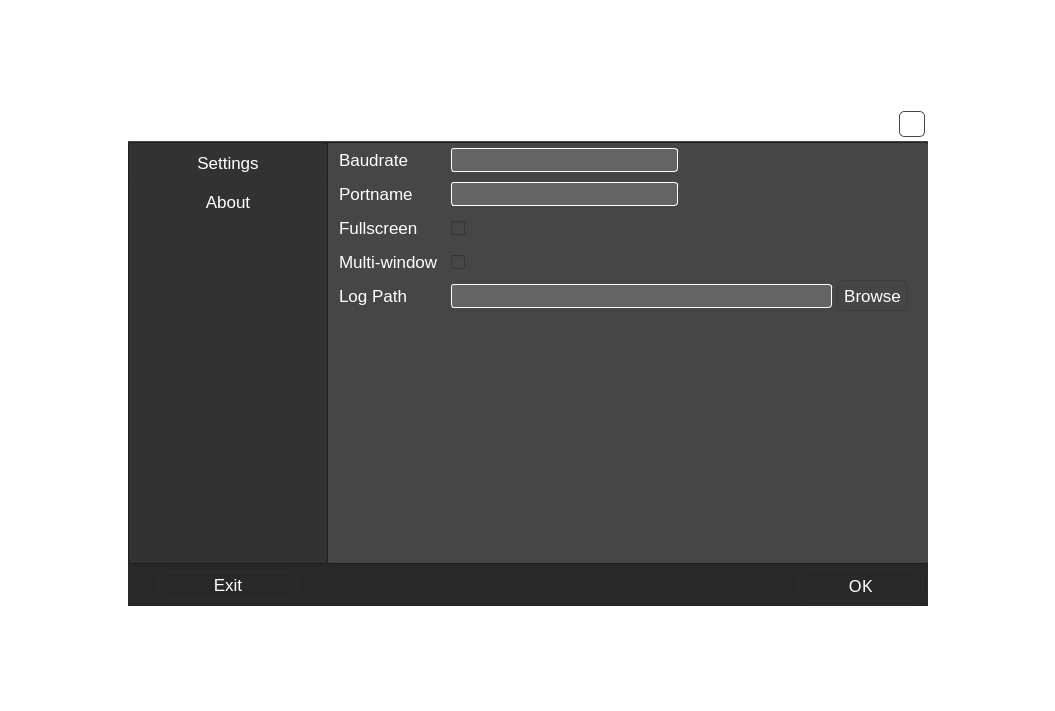
First picture: the form in EscapeDialog.ui, repository UCSolarCarTeam/Delta-Desktop-Client-Telemetry, before the edit.
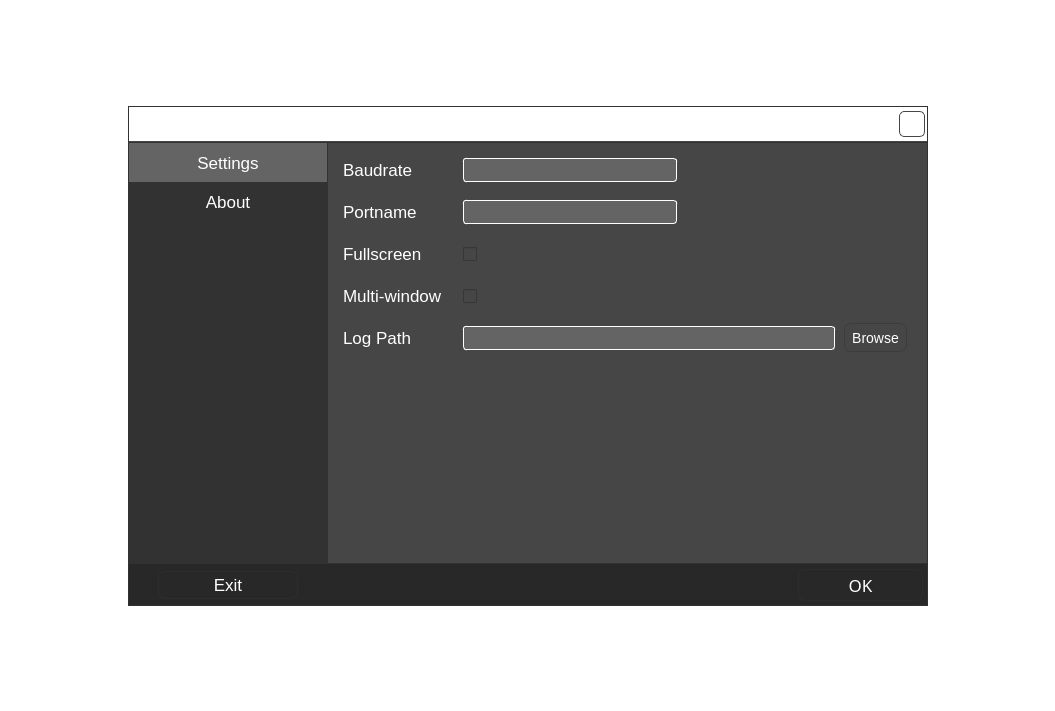
Second picture: the form after the edit. Icons and pictures are not drawn.

Commit message: completed basic functionality on back end for new settings window

What changed in the file:
```diff
--- a/EscapeDialog.ui
+++ b/EscapeDialog.ui
@@ -96,7 +96,8 @@
       </size>
      </property>
      <property name="styleSheet">
-      <string notr="true">font-family: &quot;AvenirLTStd&quot;;</string>
+      <string notr="true">font-family: &quot;AvenirLTStd&quot;;
+border:1px solid rgb(50,50,50);</string>
      </property>
      <layout class="QVBoxLayout" name="verticalLayout">
       <property name="spacing">
@@ -160,7 +161,8 @@
            </property>
            <property name="styleSheet">
             <string notr="true">font-size: 18px;
-background: none;</string>
+background: none;
+border:none;</string>
            </property>
            <property name="lineWidth">
             <number>0</number>
@@ -259,8 +261,7 @@
              <property name="styleSheet">
               <string notr="true">QWidget{
 background: rgb(50,50,50);
-border:1px solid rgb(30,30,30);
-border-radius: 3px;
+border:1px solid rgb(50,50,50);
 }
 QPushButton{
 border-bottom:none;
@@ -285,7 +286,7 @@
                <number>0</number>
               </property>
               <item>
-               <widget class="QPushButton" name="aboutSelectionPushButton">
+               <widget class="QPushButton" name="settingsSelectionPushButton">
                 <property name="minimumSize">
                  <size>
                   <width>0</width>
@@ -293,7 +294,8 @@
                  </size>
                 </property>
                 <property name="styleSheet">
-                 <string notr="true">border-top:1px solid rgb(30,30,30);</string>
+                 <string notr="true">border-top:1px solid rgb(50,50,50);
+background: rgb(100,100,100);</string>
                 </property>
                 <property name="text">
                  <string>Settings</string>
@@ -301,7 +303,7 @@
                </widget>
               </item>
               <item>
-               <widget class="QPushButton" name="settingsSelectionPushButton">
+               <widget class="QPushButton" name="aboutSelectionPushButton">
                 <property name="minimumSize">
                  <size>
                   <width>0</width>
@@ -344,11 +346,10 @@
               </font>
              </property>
              <property name="styleSheet">
-              <string notr="true">border:1px solid rgb(30,30,30);
+              <string notr="true">border:1px solid rgb(50,50,50);
 border-left:none;
 background-color: rgb(70,70,70);
-border-right:none;
-border-radius: 3px;
+
 </string>
              </property>
              <property name="currentIndex">
@@ -405,6 +406,7 @@
               <property name="styleSheet">
                <string notr="true">QWidget{
 border:none;
+margin: 4px;
 }
 QLabel{
 padding: 7px;
@@ -445,7 +447,7 @@
                <item row="0" column="1">
                 <widget class="QLineEdit" name="baudrateText">
                  <property name="styleSheet">
-                  <string notr="true"/>
+                  <string notr="true">margin-top:10px;</string>
                  </property>
                 </widget>
                </item>
@@ -458,6 +460,9 @@
                </item>
                <item row="0" column="0">
                 <widget class="QLabel" name="baudrateLabel">
+                 <property name="styleSheet">
+                  <string notr="true">margin-top:10px;</string>
+                 </property>
                  <property name="text">
                   <string>Baudrate</string>
                  </property>
@@ -517,10 +522,16 @@
                  </item>
                  <item>
                   <widget class="QPushButton" name="fileDialogPushButton">
+                   <property name="minimumSize">
+                    <size>
+                     <width>0</width>
+                     <height>33</height>
+                    </size>
+                   </property>
                    <property name="maximumSize">
                     <size>
                      <width>16777210</width>
-                     <height>31</height>
+                     <height>33</height>
                     </size>
                    </property>
                    <property name="styleSheet">
@@ -528,7 +539,10 @@
 border: 1px solid rgb(60,60,60);
 border-radius: 7px;
 background-image: url(:/Resources/BrowseButton.png);
-padding: 6px;</string>
+padding: 7px;
+margin-top: 2px;
+margin-bottom:2px;
+font-size: 14px;</string>
                    </property>
                    <property name="text">
                     <string>Browse</string>
@@ -564,6 +578,9 @@
              <height>30</height>
             </size>
            </property>
+           <property name="styleSheet">
+            <string notr="true">border-top:none;</string>
+           </property>
            <layout class="QHBoxLayout" name="horizontalLayout">
             <property name="spacing">
              <number>0</number>
```
The commit also changes 4 other files.
